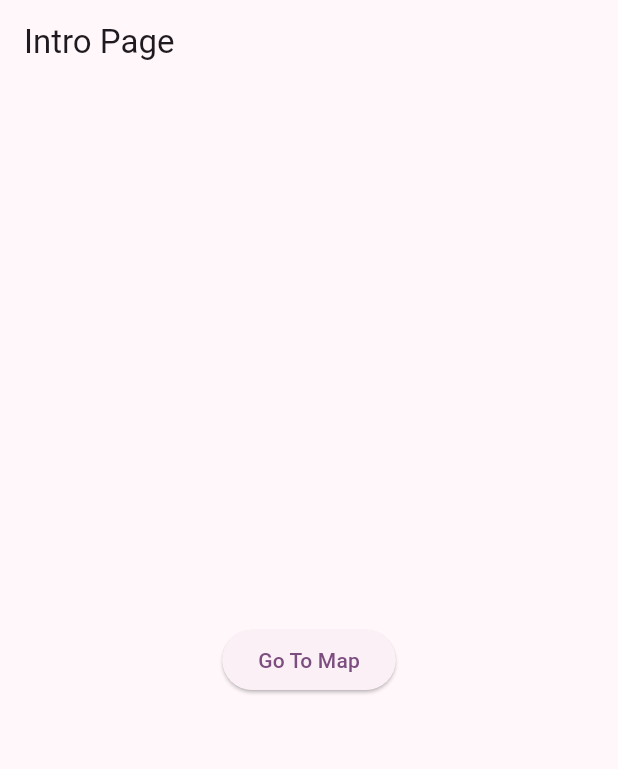
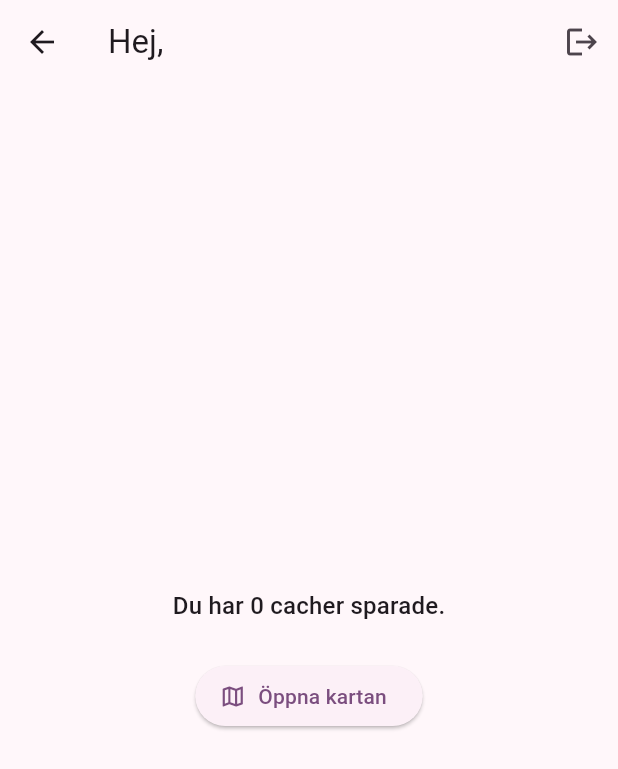
Before and after one commit to Taif-Kurji/geostash, a Flutter app: the IntroPage screen opened directly, on a phone screen of 412 x 824 dp. Shown: the top 769 px of the screen. Run offline on Flutter 3.47's test engine with Material 3 defaults, Android fonts, the phone set to English and light mode, and no system bars; our stand-ins replace cloud_firestore, firebase_auth, firebase_core, google_maps_flutter, google_sign_in; accounts and stored records are empty; generated files the repository leaves out were written again.

Commit message:
milstolpe 4 klar

```diff
--- /dev/null
+++ b/myapp/lib/data/cache_model.dart
@@ -0,0 +1,94 @@
+import 'dart:async';
+
+import 'package:cloud_firestore/cloud_firestore.dart';
+import 'package:flutter/foundation.dart';
+
+class CacheModel extends ChangeNotifier {
+  CacheModel(FirebaseFirestore firestore, this._ownerId)
+      : _collection = firestore.collection('caches') {
+    final query = _collection.where('ownerId', isEqualTo: _ownerId);
+    _subscription = query.snapshots().listen(
+      _onSnapshot,
+      onError: _onError,
+    );
+  }
+
+  final CollectionReference<Map<String, dynamic>> _collection;
+  final String _ownerId;
+  late final StreamSubscription<QuerySnapshot<Map<String, dynamic>>> _subscription;
+
+  final List<GeoCache> _caches = [];
+  bool _hasSynced = false;
+  String? _errorMessage;
+
+  List<GeoCache> get caches => List.unmodifiable(_caches);
+  bool get isLoading => !_hasSynced && _errorMessage == null;
+  String? get errorMessage => _errorMessage;
+
+  void _onSnapshot(QuerySnapshot<Map<String, dynamic>> snapshot) {
+    _caches
+      ..clear()
+      ..addAll(snapshot.docs.map(GeoCache.fromDoc));
+    _hasSynced = true;
+    _errorMessage = null;
+    notifyListeners();
+  }
+
+  void _onError(Object error, StackTrace stackTrace) {
+    _errorMessage = error.toString();
+    notifyListeners();
+  }
+
+  Future<void> addCache({
+    required String title,
+    required double latitude,
+    required double longitude,
+  }) async {
+    await _collection.add({
+      'title': title,
+      'latitude': latitude,
+      'longitude': longitude,
+      'ownerId': _ownerId,
+      'createdAt': FieldValue.serverTimestamp(),
+    });
+  }
+
+  @override
+  void dispose() {
+    _subscription.cancel();
+    super.dispose();
+  }
+}
+
+class GeoCache {
+  GeoCache({
+    required this.id,
+    required this.ownerId,
+    required this.title,
+    required this.latitude,
+    required this.longitude,
+    this.createdAt,
+  });
+
+  final String id;
+  final String ownerId;
+  final String title;
+  final double latitude;
+  final double longitude;
+  final DateTime? createdAt;
+
+  factory GeoCache.fromDoc(
+    QueryDocumentSnapshot<Map<String, dynamic>> doc,
+  ) {
+    final data = doc.data();
+    final timestamp = data['createdAt'];
+    return GeoCache(
+      id: doc.id,
+      ownerId: data['ownerId'] as String? ?? '',
+      title: data['title'] as String? ?? 'Untitled cache',
+      latitude: (data['latitude'] as num?)?.toDouble() ?? 0,
+      longitude: (data['longitude'] as num?)?.toDouble() ?? 0,
+      createdAt: timestamp is Timestamp ? timestamp.toDate() : null,
+    );
+  }
+}
--- a/myapp/lib/intro_page.dart
+++ b/myapp/lib/intro_page.dart
@@ -1,29 +1,60 @@
 import 'package:flutter/material.dart';
+import 'package:provider/provider.dart';
+
+import 'data/auth_model.dart';
+import 'data/cache_model.dart';
 import 'map_page.dart';
 
-class IntroPage extends StatefulWidget {
+class IntroPage extends StatelessWidget {
   const IntroPage({super.key});
 
   @override
-  State<IntroPage> createState() => _IntroPageState();
-}
+  Widget build(BuildContext context) {
+    final auth = context.watch<AuthModel>();
+    final cacheModel = context.watch<CacheModel>();
+    final user = auth.user;
+    final name = user?.displayName?.trim();
+    final email = user?.email;
+    final greeting = name?.isNotEmpty == true
+        ? name!
+        : (email ?? 'Geocachare');
 
-class _IntroPageState extends State<IntroPage> {
-  @override
-  Widget build(BuildContext context) {
     return Scaffold(
-      appBar: AppBar(title: const Text('Intro Page')),
+      appBar: AppBar(
+        title: Text('Hej, $greeting'),
+        actions: [
+          IconButton(
+            tooltip: 'Logga ut',
+            onPressed: () => context.read<AuthModel>().signOut(),
+            icon: const Icon(Icons.logout),
+          ),
+        ],
+      ),
       body: Center(
-        child: ElevatedButton(
-          onPressed: () {
-            Navigator.push(
-              context,
-              MaterialPageRoute(
-                builder: (context) => const MapPage(),
-              ),
-            );
-          },
-          child: const Text('Go To Map'),
+        child: Column(
+          mainAxisSize: MainAxisSize.min,
+          children: [
+            Text(
+              'Du har ${cacheModel.caches.length} cacher sparade.',
+              style: Theme.of(context).textTheme.titleMedium,
+            ),
+            const SizedBox(height: 24),
+            ElevatedButton.icon(
+              onPressed: () {
+                final cacheModel = context.read<CacheModel>();
+                Navigator.of(context).push(
+                  MaterialPageRoute(
+                    builder: (_) => ChangeNotifierProvider.value(
+                      value: cacheModel,
+                      child: const MapPage(),
+                    ),
+                  ),
+                );
+              },
+              icon: const Icon(Icons.map_outlined),
+              label: const Text('Öppna kartan'),
+            ),
+          ],
         ),
       ),
     );
--- a/myapp/pubspec.yaml
+++ b/myapp/pubspec.yaml
@@ -32,6 +32,12 @@ dependencies:
     sdk: flutter
   google_maps_flutter: ^2.7.0
   provider: ^6.1.2
+  firebase_core: ^3.3.0
+  cloud_firestore: ^5.2.0
+  firebase_auth: ^5.1.2
+  google_sign_in: ^6.2.1
+
+
   flutter_localizations:
     sdk: flutter
 
```
Also changed, not shown: myapp/lib/auth_page.dart (added, +204 -0 lines), myapp/lib/data/auth_model.dart (added, +60 -0 lines), myapp/lib/main.dart (+52 -7 lines), myapp/lib/map_page.dart (+73 -16 lines), myapp/pubspec.lock, 8 other files.
